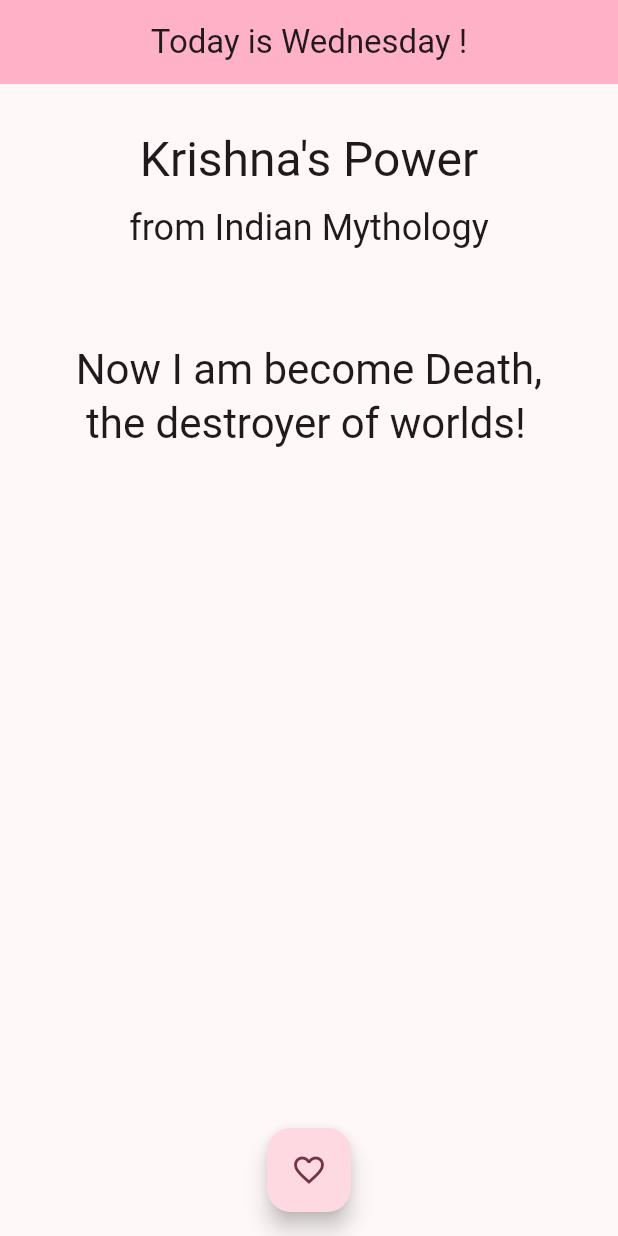
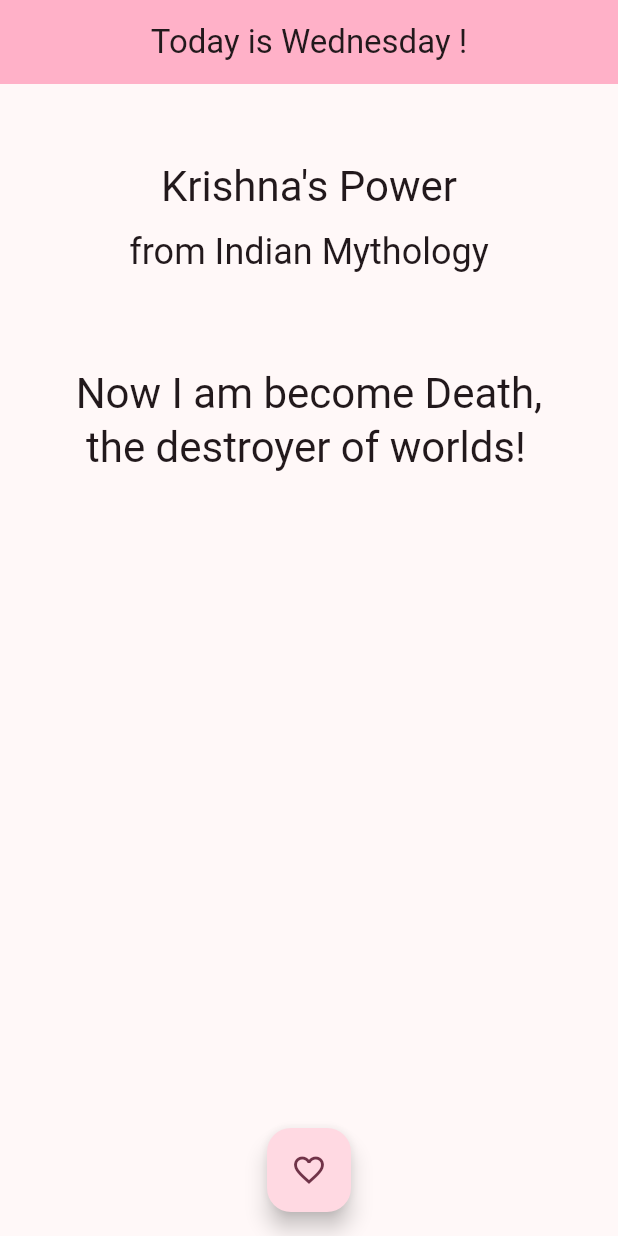
Before and after one commit to Niramin/daily_quotes, a Flutter app: the screen it shows after launch, on a phone screen of 412 x 824 dp. Run offline on Flutter 3.47's test engine with Material 2 defaults, Android fonts, the phone set to English and light mode, and no system bars.

Commit message:
scrollable poem

```diff
--- a/lib/main.dart
+++ b/lib/main.dart
@@ -52,7 +52,13 @@ class _MyHomePageState extends State<MyHomePage> {
         backgroundColor: Theme.of(context).colorScheme.inversePrimary,
         title: Center(child: Text("Today is $dayOfWeek !")),
       ),
-      body: Center(
+      body: LayoutBuilder(
+        builder: (context, constraints) => ListView(children: [
+          Container(
+            padding: const EdgeInsets.all(20.0),
+            constraints: BoxConstraints(
+              minHeight: constraints.maxHeight,
+            ),
             child: Column(
               children: <Widget>[
                 const SizedBox(
@@ -60,7 +66,7 @@ class _MyHomePageState extends State<MyHomePage> {
                 ),
                 Text(
                   'Krishna\'s Power',
-              style: Theme.of(context).textTheme.headlineLarge,
+                  style: Theme.of(context).textTheme.headlineMedium,
                 ),
                 const SizedBox(
                   height: 10,
@@ -73,7 +79,7 @@ class _MyHomePageState extends State<MyHomePage> {
                   height: 60,
                 ),
                 Text(
-              'Now I am become Death,\n the destroyer of worlds! ',
+                  'Now I am become Death,\n the destroyer of worlds!',
                   style: Theme.of(context).textTheme.headlineMedium,
                 ),
                 const SizedBox(
@@ -81,6 +87,8 @@ class _MyHomePageState extends State<MyHomePage> {
                 ),
               ],
             ),
+          )
+        ]),
       ),
       floatingActionButton: FloatingActionButton(
         onPressed: _toggleLike,
```
Lines whose indentation alone changed are shown as unchanged.
